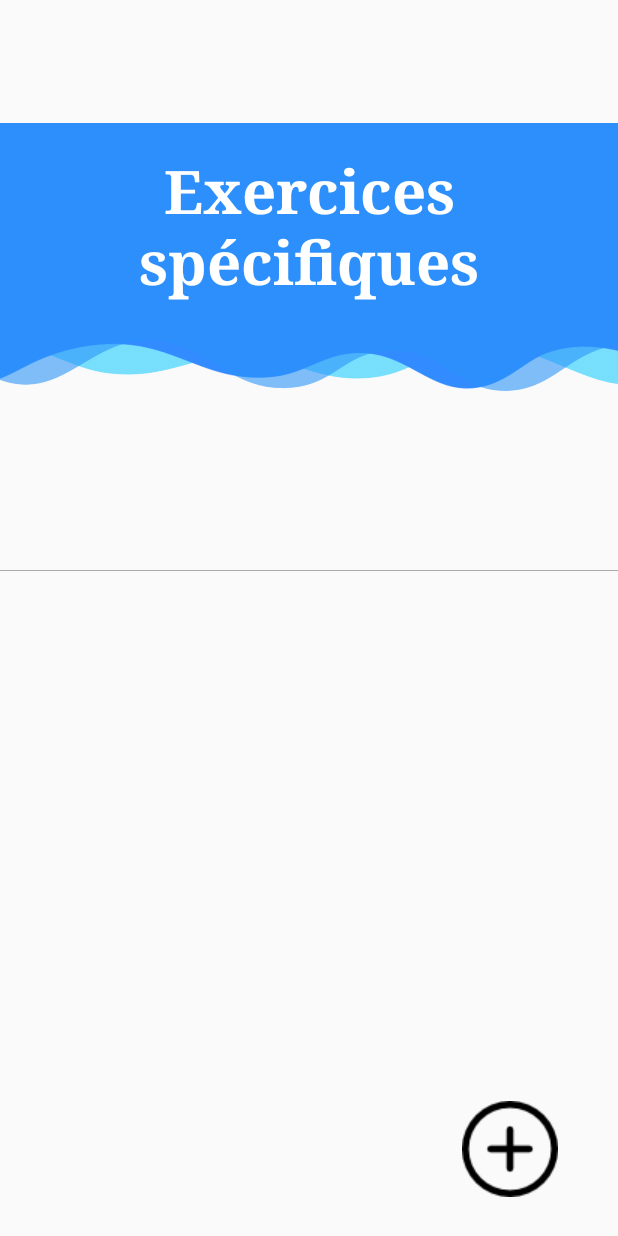
After one commit to Ramdanemerakeb2/ProjetMaster_Voicy, an Android app: the layout activity_exo_specifique.xml on its own in the app's theme, with its tools: preview values and no code run, on a phone screen of 412 x 824 dp. The commit adds this screen. Run offline under Robolectric (Android 15) with nearby library versions, the phone set to English and light mode, and no system bars; Roboto replaces fonts that are not available here.

Commit message:
Ajout UI Exo spécifiques

```diff
--- a/app/src/main/AndroidManifest.xml
+++ b/app/src/main/AndroidManifest.xml
@@ -19,7 +19,8 @@
         android:roundIcon="@mipmap/ic_launcher_round"
         android:supportsRtl="true"
         android:theme="@style/AppTheme">
-        <activity android:name=".activity.InfosPatientActivity"></activity>
+        <activity android:name=".activity.ExoSpecifiqueActivity"></activity>
+        <activity android:name=".activity.InfosPatientActivity" />
         <activity
             android:name=".activity.FonctionnaliteActivity"
             android:label="@string/title_activity_fonctionnalite"
--- /dev/null
+++ b/app/src/main/java/com/example/voicy_v2/activity/ExoSpecifiqueActivity.java
@@ -0,0 +1,46 @@
+package com.example.voicy_v2.activity;
+
+import androidx.appcompat.app.AppCompatActivity;
+
+import android.content.Context;
+import android.content.Intent;
+import android.os.Bundle;
+import android.view.LayoutInflater;
+import android.view.View;
+import android.widget.ImageButton;
+import android.widget.ListView;
+import android.widget.TextView;
+
+import com.example.voicy_v2.R;
+
+public class ExoSpecifiqueActivity extends FonctionnaliteActivity {
+
+    private ListView listView ;
+    private TextView titre;
+    private ImageButton ajoutExo;
+    private String idPatient;
+
+    @Override
+    protected void onCreate(Bundle savedInstanceState) {
+        super.onCreate(savedInstanceState);
+        //setContentView(R.layout.activity_exo_specifique);
+
+        //Ajout du menu sur l'activité
+        LayoutInflater inflater = (LayoutInflater) this.getSystemService(Context.LAYOUT_INFLATER_SERVICE);
+
+        //inflate of ExoSpecifiqueActivity !
+        View contentView = inflater.inflate(R.layout.activity_exo_specifique, null, false);
+        drawerLayout.addView(contentView, 0);
+
+        Intent i = getIntent();
+        idPatient = (String) i.getStringExtra("idPatient");
+
+        titre = (TextView) findViewById(R.id.titre_exo);
+        ajoutExo = (ImageButton) findViewById(R.id.btn_ajout_exo);
+        listView = (ListView) findViewById(R.id.list_exo_spec);
+
+        titre.setText("Exercices spécifiques "+idPatient);
+
+
+    }
+}
--- a/app/src/main/java/com/example/voicy_v2/activity/InfosPatientActivity.java
+++ b/app/src/main/java/com/example/voicy_v2/activity/InfosPatientActivity.java
@@ -53,6 +53,15 @@ public class InfosPatientActivity extends FonctionnaliteActivity {
             }
         });
 
+        btnListerExo.setOnClickListener(new View.OnClickListener() {
+            @Override
+            public void onClick(View view) {
+                Intent intent = new Intent(InfosPatientActivity.this, ExoSpecifiqueActivity.class);
+                intent.putExtra("idPatient", idPatient);
+                startActivity(intent);
+            }
+        });
+
 
 
     }
--- /dev/null
+++ b/app/src/main/res/layout/activity_exo_specifique.xml
@@ -0,0 +1,77 @@
+<?xml version="1.0" encoding="utf-8"?>
+<androidx.constraintlayout.widget.ConstraintLayout xmlns:android="http://schemas.android.com/apk/res/android"
+    xmlns:app="http://schemas.android.com/apk/res-auto"
+    xmlns:tools="http://schemas.android.com/tools"
+    android:layout_width="match_parent"
+    android:layout_height="match_parent"
+    tools:context=".activity.ExoSpecifiqueActivity">
+
+    <RelativeLayout
+        android:id="@+id/relative_layout"
+        android:layout_width="match_parent"
+        android:layout_height="350dp"
+        app:layout_constraintEnd_toEndOf="parent"
+        app:layout_constraintStart_toStartOf="parent"
+        app:layout_constraintTop_toTopOf="parent">
+
+        <ImageView
+            android:id="@+id/imageView"
+            android:layout_width="match_parent"
+            android:layout_height="match_parent"
+            app:srcCompat="@drawable/titre_image" />
+
+        <LinearLayout
+            android:layout_width="500dp"
+            android:layout_height="150dp"
+            android:layout_centerInParent="true"
+            android:orientation="vertical">
+
+            <TextView
+                android:id="@+id/titre_exo"
+                android:layout_width="wrap_content"
+                android:layout_height="wrap_content"
+                android:layout_gravity="center"
+                android:layout_centerInParent="true"
+                android:textAlignment="center"
+                android:fontFamily="serif"
+                android:text="Exercices spécifiques"
+                android:textColor="#FFFFFF"
+                android:textSize="40dp"
+                android:textStyle="bold" />
+        </LinearLayout>
+
+    </RelativeLayout>
+
+    <View
+        android:layout_width="match_parent"
+        android:layout_height="0.5dp"
+        android:layout_marginTop="30dp"
+        android:id="@+id/list_separator"
+        android:background="@android:color/darker_gray"
+        app:layout_constraintBottom_toTopOf="@+id/list_exo_spec"
+        app:layout_constraintTop_toBottomOf="@+id/relative_layout"
+        tools:layout_editor_absoluteX="-16dp" />
+
+    <ListView
+        android:id="@+id/list_exo_spec"
+        android:layout_width="0dp"
+        android:layout_height="0dp"
+        android:layout_marginStart="1dp"
+        android:layout_marginEnd="1dp"
+        android:layout_marginBottom="120dp"
+        app:layout_constraintBottom_toBottomOf="parent"
+        app:layout_constraintEnd_toEndOf="parent"
+        app:layout_constraintStart_toStartOf="parent"
+        app:layout_constraintTop_toBottomOf="@+id/list_separator" />
+
+    <ImageButton
+        android:id="@+id/btn_ajout_exo"
+        android:layout_width="wrap_content"
+        android:layout_height="wrap_content"
+        app:layout_constraintEnd_toEndOf="parent"
+        android:layout_marginTop="30dp"
+        app:layout_constraintTop_toBottomOf="@+id/list_exo_spec"
+        android:layout_marginEnd="40dp"
+        android:background="@drawable/add" />
+
+</androidx.constraintlayout.widget.ConstraintLayout>
```
Also changed, not shown: app/src/main/res/drawable/add.png (added).
